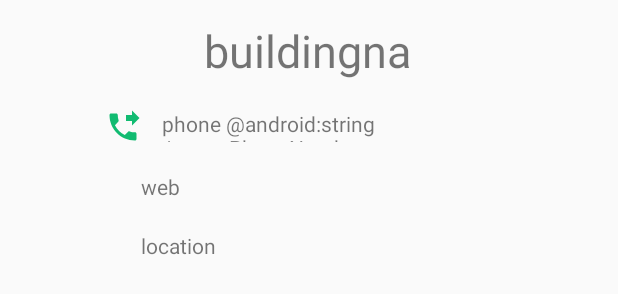
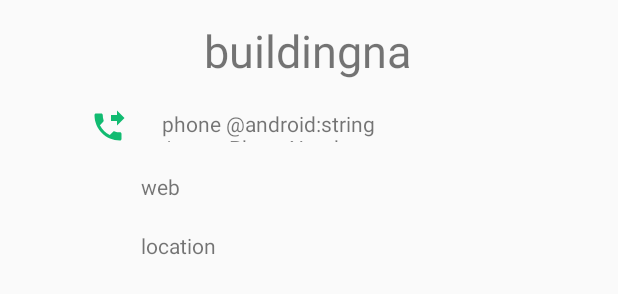
Before and after one commit to SyDu/CSCI3130-Group-DalServices, an Android app: the layout activity_detail.xml on its own in the app's theme, with its tools: preview values and no code run, on a phone screen of 412 x 824 dp. Shown: the part 250-544 px from the top of the screen. Run offline under Robolectric (Android 15) with nearby library versions, the phone set to English and light mode, and no system bars.

Commit message:
finish detail

```diff
--- a/app/src/main/java/com/example/group3/csci3130_group3_project/ServicesCardView.java
+++ b/app/src/main/java/com/example/group3/csci3130_group3_project/ServicesCardView.java
@@ -18,9 +18,9 @@ public class ServicesCardView extends AppCompatActivity {
         setContentView(R.layout.activity_services_card_view);
         ArrayList<ExItem> exItems=new ArrayList<>();
         exItems.add(new ExItem(R.drawable.ic_home,"Facilities"));
-        exItems.add(new ExItem(R.drawable.ic_home,"line2"));
-        exItems.add(new ExItem(R.drawable.ic_home,"line3"));
-        exItems.add(new ExItem(R.drawable.ic_home,"line4"));
+        exItems.add(new ExItem(R.drawable.ic_local_cafe,"Food and Beverage"));
+        exItems.add(new ExItem(R.drawable.ic_healing_black_24dp,"Health and Wellness"));
+//        exItems.add(new ExItem(R.drawable.ic_home,"line4"));
 
         mRecyclerView =findViewById(R.id.recyclerView);
         mRecyclerView.setHasFixedSize(true);
--- a/app/src/main/res/layout/activity_detail.xml
+++ b/app/src/main/res/layout/activity_detail.xml
@@ -4,6 +4,7 @@
     xmlns:tools="http://schemas.android.com/tools"
     android:layout_width="match_parent"
     android:layout_height="match_parent"
+    android:visibility="visible"
     tools:context=".Detail">
 
     <TextView
@@ -58,6 +59,7 @@
         android:layout_marginStart="94dp"
         android:layout_marginTop="20dp"
         android:text="web"
+        android:visibility="visible"
         app:layout_constraintEnd_toEndOf="parent"
         app:layout_constraintStart_toStartOf="parent"
         app:layout_constraintTop_toBottomOf="@+id/detailnumber_text" />
@@ -80,13 +82,11 @@
         android:id="@+id/callimaView"
         android:layout_width="wrap_content"
         android:layout_height="wrap_content"
-        android:layout_marginEnd="7dp"
-        android:layout_marginLeft="63dp"
-        android:layout_marginRight="7dp"
-        android:layout_marginStart="63dp"
+        android:layout_marginLeft="60dp"
+        android:layout_marginStart="60dp"
         android:layout_marginTop="79dp"
-        app:layout_constraintEnd_toStartOf="@+id/detailnumber_text"
         app:layout_constraintStart_toStartOf="parent"
         app:layout_constraintTop_toBottomOf="@+id/detailimageView2"
         app:srcCompat="@drawable/ic_phone" />
+
 </android.support.constraint.ConstraintLayout>
```
Also changed, not shown: app/src/main/java/com/example/group3/csci3130_group3_project/Detail.java (+40 -3 lines), app/src/main/res/drawable/ic_healing_black_24dp.xml (added, +9 -0 lines), app/src/main/res/drawable/ic_local_cafe.xml (added, +9 -0 lines).
